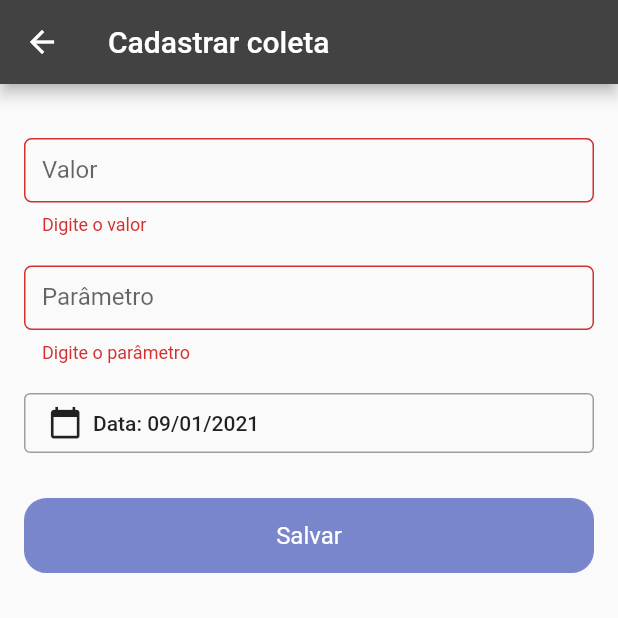
After one commit to raquelms203/tracker, a Flutter app: the FormSample screen opened directly, after a tap on "Salvar", on a phone screen of 412 x 824 dp, the top half of it. The commit adds this screen. Run offline on Flutter 3.47's test engine with Material 2 defaults, Android fonts, the phone set to English and light mode, and no system bars; our stand-ins replace google_maps_flutter, location, rxdart, sqflite; missing offline and left inert: bloc_pattern; accounts and stored records are empty.

Commit message:
add form sample

```diff
--- a/lib/model/sample.dart
+++ b/lib/model/sample.dart
@@ -27,7 +27,7 @@ class Sample {
         value: json["value"] as double);
   }
 
-  Map<String, dynamic> sampleToJson(Sample sample) {
+  Map<String, dynamic> sampleToJson() {
     Map<String, dynamic> map = Map<String, dynamic>();
 
     if (id != null) map["id"] = id;
--- /dev/null
+++ b/lib/util/functions.dart
@@ -0,0 +1,8 @@
+ String dateFormatted(DateTime date) {
+    String day = date.day.toString();
+    String month = date.month.toString();
+    if (day.length == 1) day = "0" + day;
+    if (month.length == 1) month = "0" + month;
+    String formatted = ("$day/$month/${date.year}");
+    return formatted;
+  }
--- /dev/null
+++ b/lib/view/form_sample.dart
@@ -0,0 +1,166 @@
+import 'package:flutter/material.dart';
+import 'package:google_maps_flutter/google_maps_flutter.dart';
+import 'package:location/location.dart';
+import 'package:tracker/database/tracker_database.dart';
+import 'package:tracker/model/point.dart';
+import 'package:tracker/model/sample.dart';
+import 'package:tracker/util/functions.dart';
+import 'package:tracker/widgets/button_custom.dart';
+import 'package:tracker/widgets/container_loading.dart';
+import 'package:tracker/widgets/textfield_decoration.dart';
+
+class FormSample extends StatefulWidget {
+  final Point point;
+
+  FormSample({this.point});
+
+  @override
+  _FormSampleState createState() => _FormSampleState();
+}
+
+class _FormSampleState extends State<FormSample> {
+  final _formKey = GlobalKey<FormState>();
+  final TrackerDatabase databaseHelper = TrackerDatabase();
+  final TextEditingController parameter = TextEditingController();
+  final TextEditingController value = TextEditingController();
+  DateTime dateSelected = DateTime.now();
+  bool loading = false;
+
+  @override
+  Widget build(BuildContext context) {
+    return Scaffold(
+      appBar: AppBar(
+        title: Text("Cadastrar coleta"),
+      ),
+      body: loading
+          ? containerLoading()
+          : SafeArea(
+              child: SingleChildScrollView(
+                child: Form(
+                  key: _formKey,
+                  child: Padding(
+                    padding: const EdgeInsets.all(16.0),
+                    child: Column(
+                      children: [
+                        SizedBox(
+                          height: 20,
+                        ),
+                        TextFormField(
+                          keyboardType: TextInputType.number,
+                          controller: value,
+                          decoration: textFieldDecoration("Valor"),
+                          validator: (value) {
+                            if (value.isEmpty)
+                              return "Digite o valor";
+                            else
+                              return null;
+                          },
+                        ),
+                        SizedBox(
+                          height: 20,
+                        ),
+                        TextFormField(
+                          controller: parameter,
+                          decoration: textFieldDecoration("Parâmetro"),
+                          validator: (value) {
+                            if (value.isEmpty)
+                              return "Digite o parâmetro";
+                            else
+                              return null;
+                          },
+                        ),
+                        SizedBox(
+                          height: 20,
+                        ),
+                        calendarField(),
+                        SizedBox(
+                          height: 30,
+                        ),
+                        defaultButton(
+                            onPressed: () async {
+                              if (_formKey.currentState.validate()) {
+                                await submitSample();
+                              }
+                            },
+                            text: "Salvar")
+                      ],
+                    ),
+                  ),
+                ),
+              ),
+            ),
+    );
+  }
+
+  Future<void> submitSample() async {
+    if (!_formKey.currentState.validate()) return;
+    setState(() {
+      loading = true;
+    });
+    int dateNow = DateTime.now().millisecondsSinceEpoch;
+
+    String idPoint = await databaseHelper.addPoint(widget.point);
+
+    Sample sample = Sample(
+        createdAt: dateNow,
+        date: dateSelected.millisecondsSinceEpoch,
+        idPoint: idPoint,
+        parameter: parameter.text,
+        updatedAt: dateNow,
+        value: double.parse(value.text));
+
+    await databaseHelper.addSample(sample);
+
+  }
+
+  Widget calendarField() {
+    return SizedBox(
+        height: 40.0,
+        child: FlatButton(
+          child: Row(
+            children: <Widget>[
+              Icon(
+                Icons.calendar_today,
+                size: 23.0,
+              ),
+              Text("  Data: "),
+              Container(
+                alignment: Alignment.centerLeft,
+                child: Text(dateFormatted(dateSelected)),
+              ),
+            ],
+          ),
+          onPressed: () {
+            openDatePicker();
+          },
+          shape: OutlineInputBorder(borderSide: BorderSide(color: Colors.grey)),
+        ));
+  }
+
+  Future<Null> openDatePicker() async {
+    final date = await showDatePicker(
+        context: context,
+        initialDate: DateTime.now(),
+        firstDate: DateTime(2020),
+        lastDate: DateTime(2024),
+        builder: (BuildContext context, Widget child) {
+          return Center(
+            child: SingleChildScrollView(
+                child: Theme(
+                    child: child,
+                    data: ThemeData.light().copyWith(
+                      primaryColor: Colors.grey[800],
+                      colorScheme: ColorScheme.light(primary: Colors.grey[800]),
+                      buttonTheme:
+                          ButtonThemeData(textTheme: ButtonTextTheme.primary),
+                      accentColor: Color(0xffF5891F),
+                    ))),
+          );
+        });
+    if (date != null) {
+      setState(() {
+        dateSelected = date;
+      });
+    }
+  }
+}
--- a/pubspec.yaml
+++ b/pubspec.yaml
@@ -22,6 +22,8 @@ environment:
 
 dependencies:
   flutter:
+    sdk: flutter
+  flutter_localizations:
     sdk: flutter
 
   # The following adds the Cupertino Icons font to your application.
```
Also changed, not shown: lib/database/tracker_database.dart (+10 -3 lines), lib/main.dart (+8 -0 lines), lib/view/form_point.dart (+8 -3 lines), pubspec.lock.
